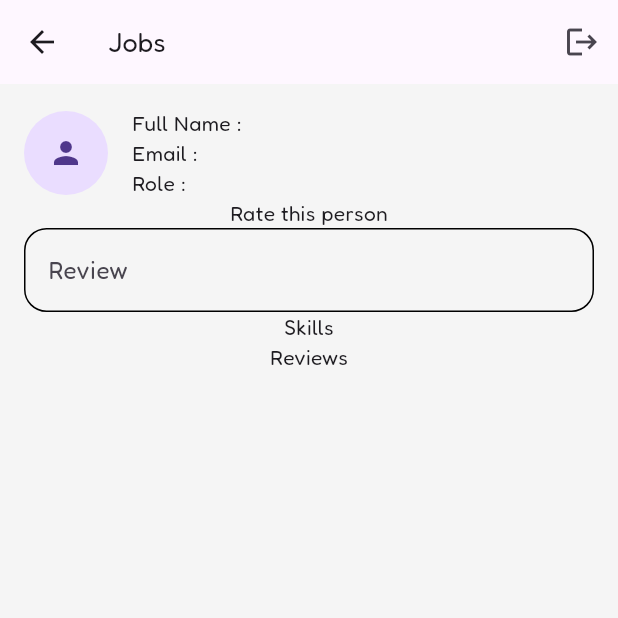
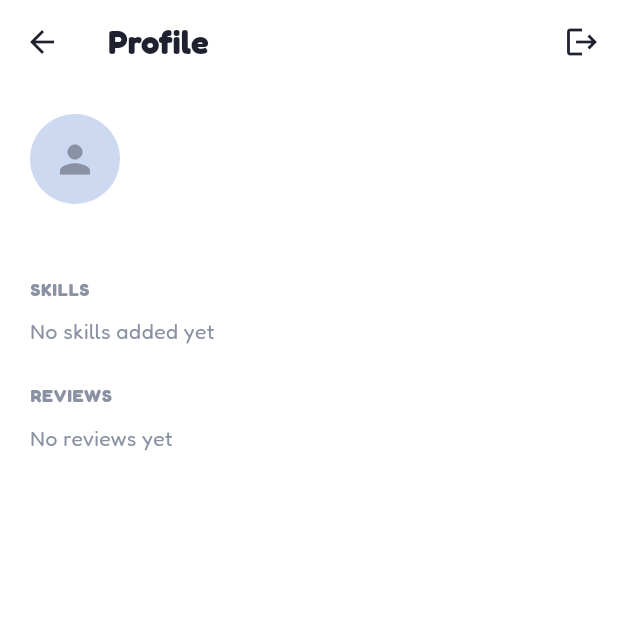
Before and after one commit to NatXiao/TafMatch, a Flutter app: the ProfileScreen screen opened directly, on a phone screen of 412 x 824 dp, the top half of it. Run offline on Flutter 3.47's test engine with Material 3 defaults, Android fonts, the phone set to English and light mode, and no system bars; our stand-ins replace cloud_firestore, firebase_auth, firebase_core, flutter_dotenv, image_picker; accounts and stored records are empty.

Commit message:
first profile page

```diff
--- a/lib/views/je_job_details_screen.dart
+++ b/lib/views/je_job_details_screen.dart
@@ -7,7 +7,7 @@ import 'package:taf_match/providers/auth_provider.dart';
 import 'package:taf_match/repositories/firestore_review_repository.dart';
 import 'package:taf_match/repositories/firestore_user_repository.dart';
 import 'package:taf_match/utils/theme.dart';
-import 'package:taf_match/views/about_screen.dart'; // ⬅️ pour "View profile"
+import 'package:taf_match/views/profile_screen.dart';
 
 String _shortDate(DateTime d) {
   const days = ['Mon', 'Tue', 'Wed', 'Thu', 'Fri', 'Sat', 'Sun'];
@@ -55,11 +55,11 @@ class _JobDetailScreenState extends State<JobDetailScreen> {
     );
   }
 
-  // Ouvre le profil de l'employeur (page About pour l'instant).
+  // TODO Ouvre le profil de l'employeur. ( profile de la personne connectée pour l'instant, pas celle de l'employeur sélectionné )
   void _openEmployerProfile() {
     Navigator.push(
       context,
-      MaterialPageRoute(builder: (_) => const AboutScreen()),
+      MaterialPageRoute(builder: (_) => const ProfileScreen()),
     );
   }
 
--- a/lib/views/je_main_screen.dart
+++ b/lib/views/je_main_screen.dart
@@ -1,8 +1,8 @@
 import 'package:flutter/material.dart';
 import 'package:taf_match/views/je_job_list_screen.dart';
 import 'package:taf_match/views/je_applications_screen.dart';
-import 'package:taf_match/views/about_screen.dart';
 import 'package:taf_match/utils/theme.dart';
+import 'package:taf_match/views/profile_screen.dart';
 
 /// Main screen for job seekers, with bottom navigation bar to switch between Jobs, Applications, and Profile.
 class JeMainScreen extends StatefulWidget {
@@ -19,7 +19,7 @@ class _JeMainScreenState extends State<JeMainScreen> {
   final _screens = const [
     JobListScreen(),
     ApplicationsScreen(),
-    AboutScreen(),
+    ProfileScreen(),
   ];
 
   @override
--- a/lib/views/jp_main_screen.dart
+++ b/lib/views/jp_main_screen.dart
@@ -1,7 +1,7 @@
 import 'package:flutter/material.dart';
 import 'package:taf_match/views/jp_my_posting_screen.dart';
-import 'package:taf_match/views/about_screen.dart';
 import 'package:taf_match/utils/theme.dart';
+import 'package:taf_match/views/profile_screen.dart';
 
 /// Main screen for job seekers, with bottom navigation bar to switch between Jobs, Applications, and Profile.
 class JpMainScreen extends StatefulWidget {
@@ -17,7 +17,7 @@ class _JpMainScreenState extends State<JpMainScreen> {
 
   final _screens = const [
     MyPostingsScreen(),
-    AboutScreen(),
+    ProfileScreen(),
   ];
 
   @override
--- a/lib/views/login_screen.dart
+++ b/lib/views/login_screen.dart
@@ -3,7 +3,6 @@ import 'package:provider/provider.dart';
 import 'package:taf_match/views/about_screen.dart';
 import 'package:taf_match/views/face_login_screen.dart';
 
-import 'package:taf_match/views/profile.dart';
 import 'package:taf_match/views/signup_screen.dart';
 import 'package:taf_match/utils/theme.dart'; // pour AppColors
 
--- a/lib/views/profile.dart
+++ /dev/null
@@ -1,193 +0,0 @@
-
-import 'package:flutter/material.dart';
-import 'package:flutter/widgets.dart';
-import 'package:provider/provider.dart';
-import 'package:taf_match/models/review_model.dart';
-import 'package:taf_match/models/user_model.dart';
-import 'package:taf_match/providers/auth_provider.dart';
-import 'package:taf_match/providers/review_provider.dart';
-import 'package:taf_match/providers/user_provider.dart';
-import 'package:taf_match/views/login_screen.dart';
-
-class ProfileScreen extends StatefulWidget {
-  @override
-  ProfileScreenState createState() => ProfileScreenState();
-
-}
-
-class ProfileScreenState extends State<ProfileScreen> {
-  final TextEditingController _reviewController = TextEditingController();
-  Future<Map<String, UserModel>>? _authorsFuture;
-  String _authorIdsKey = '';
-  String? _listeningTargetUserId;
-
-  @override
-  void didChangeDependencies() {
-    super.didChangeDependencies();
-    final user = Provider.of<UserProvider>(context).profile;
-    if (user != null && user.uid != _listeningTargetUserId) {
-      _listeningTargetUserId = user.uid;
-      Provider.of<ReviewProvider>(context, listen: false)
-          .listenToUserReviews(user.uid);
-    }
-  }
-
-  @override
-  void dispose() {
-    _reviewController.dispose();
-    super.dispose();
-  }
-
-  @override
-  Widget build(BuildContext context) {
-    final userProvider = Provider.of<UserProvider>(context);
-    final user = userProvider.profile;
-    final reviewProvider = Provider.of<ReviewProvider>(context);
-    final reviews = reviewProvider.reviews;
-    final authorIds = reviews.map((review) => review.authorId).toSet().toList();
-    final authorIdsKey = authorIds.join('|');
-    if (authorIdsKey != _authorIdsKey) {
-      _authorIdsKey = authorIdsKey;
-      _authorsFuture = userProvider.getUsersByIds(authorIds);
-    }
-
-  return Scaffold(
-      appBar: AppBar(
-        title: Text("Jobs"),
-        actions: [
-          IconButton(
-            icon: const Icon(Icons.logout),
-            onPressed: () {
-              Provider.of<AuthProvider>(context, listen: false).signOut();
-              Navigator.of(context).pushReplacement(
-                MaterialPageRoute(builder: (context) => const LoginScreen()),
-              );
-            },
-          ),
-        ],
-      ),
-
-      body: Padding(
-        padding: const EdgeInsets.all(16.0),
-        child: Form(
-          child: Column(
-            children: [
-              Row(
-                children: [
-                  CircleAvatar(
-                    radius: 28,
-                    backgroundImage: user?.profilePictureUrl.isNotEmpty == true
-                        ? NetworkImage(user!.profilePictureUrl)
-                        : null,
-                    child: user?.profilePictureUrl.isEmpty == true
-                        ? const Icon(Icons.person)
-                        : null,
-                  ),
-                const SizedBox(width: 16),
-                Column(
-                  crossAxisAlignment: CrossAxisAlignment.start,
-                  children: [
-                    Text(
-                      "Full Name : ${user?.fullName ?? ''}",
-                    ),
-                    Text(
-                      "Email : ${user?.email ?? ''}",
-                    ),
-                    Text(
-                      "Role : ${user?.role ?? ''}",
-                    ),
-                  ],
-                ),
-              ]),
-
-              Text(
-                "Rate this person",
-              ),
-              TextFormField(
-                controller: _reviewController,
-                decoration: InputDecoration(
-                  labelText: 'Review',
-                  focusedBorder: OutlineInputBorder(
-                    borderRadius: BorderRadius.circular(15.0),
-                    borderSide: BorderSide(
-                      color: Theme.of(context).colorScheme.primary,
-                      width: 2.0,
-                    ),
-                  ),
-                  enabledBorder: OutlineInputBorder(
-                    borderRadius: BorderRadius.circular(15.0),
-                    borderSide: BorderSide(
-                      color: Colors.black,
-                    ),
-                  ),
-                ),
-                validator: (value) {
-                  if (value == null || value.isEmpty) {
-                    return 'Please enter an review';
-                  }
-                  return null;
-                },
-              ),
-
-              Text(
-                "Skills",
-              ),
-
-              Text(
-                "Reviews",
-              ),
-              Expanded(
-                child: FutureBuilder<Map<String, UserModel>>(
-                  future: _authorsFuture,
-                  builder: (context, snapshot) {
-                    if (snapshot.connectionState == ConnectionState.waiting) {
-                      return const Center(child: CircularProgressIndicator());
-                    }
-                    if (snapshot.hasError) {
-                      return const Center(
-                          child: Text('Unable to load reviews'));
-                    }
-                    return ListView.builder(
-                      itemCount: reviews.length,
-                      itemBuilder: (context, index) {
-                        final review = reviews[index];
-                        return _buildUserCard(
-                          review,
-                          snapshot.data?[review.authorId],
-                        );
-                      },
-                    );
-                  },
-                ),
-              ),
-            ],
-          ),
-        ),
-      ),
-    );
-  }
-}
-
-Widget _buildUserCard(Review review, UserModel? reviewer) {
-  return Card(
-    child: ListTile(
-      title: Text(reviewer?.fullName ?? 'Unknown user'),
-      leading: CircleAvatar(
-        radius: 28,
-        backgroundImage: reviewer?.profilePictureUrl.isNotEmpty == true
-            ? NetworkImage(reviewer!.profilePictureUrl)
-            : null,
-        child: reviewer?.profilePictureUrl.isEmpty == true
-            ? const Icon(Icons.person)
-            : null,
-      ),
-      subtitle: Column(
-        crossAxisAlignment: CrossAxisAlignment.start,
-        children: [
-          Text('Rating: ${review.rating}'),
-          Text('Comment: ${review.comment}'),
-        ],
-      ),
-    ),
-  );
-}
--- /dev/null
+++ b/lib/views/profile_screen.dart
@@ -0,0 +1,439 @@
+import 'package:flutter/material.dart';
+import 'package:provider/provider.dart';
+import 'package:taf_match/models/review_model.dart';
+import 'package:taf_match/models/user_model.dart';
+import 'package:taf_match/providers/auth_provider.dart';
+import 'package:taf_match/providers/review_provider.dart';
+import 'package:taf_match/providers/user_provider.dart';
+import 'package:taf_match/utils/theme.dart';
+import 'package:taf_match/views/login_screen.dart';
+
+class ProfileScreen extends StatefulWidget {
+  const ProfileScreen({super.key});
+  @override
+  ProfileScreenState createState() => ProfileScreenState();
+}
+
+class ProfileScreenState extends State<ProfileScreen> {
+  final TextEditingController _reviewController = TextEditingController();
+  final _formKey = GlobalKey<FormState>();
+  bool _saving = false;
+  int _userRating = 0;
+
+  Future<Map<String, UserModel>>? _authorsFuture;
+  String _authorIdsKey = '';
+  String? _listeningTargetUserId;
+
+  Future<void> _publish() async {
+    if (_saving) return; // block re-entrant taps immediately, synchronously
+
+    if (_userRating == 0) {
+      ScaffoldMessenger.of(context).showSnackBar(
+        const SnackBar(content: Text('Please select a star rating')),
+      );
+      return;
+    }
+
+    final formState = _formKey.currentState;
+    if (formState == null || !formState.validate()) return;
+
+    setState(() => _saving = true);
+    final employerId = context.read<AuthProvider>().user?.uid ?? '';
+    final review = Review(
+      id: '',
+      authorId: employerId,
+      targetUserId: context.read<UserProvider>().profile?.uid ?? '',
+      rating: _userRating,
+      comment: _reviewController.text.trim(),
+    );
+    try {
+      await context.read<ReviewProvider>().addReview(review);
+      if (mounted) Navigator.pop(context);
+    } catch (e) {
+      if (mounted) {
+        setState(() => _saving = false);
+        ScaffoldMessenger.of(context)
+            .showSnackBar(SnackBar(content: Text('Could not publish: $e')));
+      }
+    }
+  }
+
+  @override
+  void didChangeDependencies() {
+    super.didChangeDependencies();
+    final user = Provider.of<UserProvider>(context).profile;
+    if (user != null && user.uid != _listeningTargetUserId) {
+      _listeningTargetUserId = user.uid;
+      Provider.of<ReviewProvider>(context, listen: false)
+          .listenToUserReviews(user.uid);
+    }
+  }
+
+  @override
+  void dispose() {
+    _reviewController.dispose();
+    super.dispose();
+  }
+
+  @override
+  Widget build(BuildContext context) {
+    final colors = Theme.of(context).extension<AppColors>()!;
+    final userProvider = Provider.of<UserProvider>(context);
+    final user = userProvider.profile;
+    final reviewProvider = Provider.of<ReviewProvider>(context);
+    final reviews = reviewProvider.reviews;
+    final authorIds = reviews.map((review) => review.authorId).toSet().toList();
+    final authorIdsKey = authorIds.join('|');
+
+    if (authorIdsKey != _authorIdsKey) {
+      _authorIdsKey = authorIdsKey;
+      _authorsFuture = userProvider.getUsersByIds(authorIds);
+    }
+
+    final isOwnProfile =
+        context.read<AuthProvider>().user?.uid == user?.uid;
+
+    final avgRating = reviews.isEmpty
+        ? 0.0
+        : reviews.map((r) => r.rating).reduce((a, b) => a + b) /
+            reviews.length;
+
+    // TODO: wire this to `user?.skills` once that field exists on UserModel.
+    final List<String> skills = <String>[];
+
+    return Scaffold(
+      backgroundColor: Colors.white,
+      appBar: AppBar(
+        backgroundColor: Colors.white,
+        elevation: 0,
+        foregroundColor: colors.text,
+        title: Text(
+          "Profile",
+          style: TextStyle(
+              fontSize: 22, fontWeight: FontWeight.w700, color: colors.text),
+        ),
+        actions: [
+          IconButton(
+            icon: const Icon(Icons.logout),
+            onPressed: () {
+              Provider.of<AuthProvider>(context, listen: false).signOut();
+              Navigator.of(context).pushReplacement(
+                MaterialPageRoute(builder: (context) => const LoginScreen()),
+              );
+            },
+          ),
+        ],
+      ),
+      body: SafeArea(
+        child: SingleChildScrollView(
+          padding: const EdgeInsets.all(20.0),
+          child: Form(
+            key: _formKey,
+            child: Column(
+              crossAxisAlignment: CrossAxisAlignment.start,
+              children: [
+                // --- Header -------------------------------------------------
+                Row(
+                  crossAxisAlignment: CrossAxisAlignment.start,
+                  children: [
+                    CircleAvatar(
+                      radius: 30,
+                      backgroundColor: colors.avatar,
+                      backgroundImage:
+                          user?.profilePictureUrl.isNotEmpty == true
+                              ? NetworkImage(user!.profilePictureUrl)
+                              : null,
+                      child: user?.profilePictureUrl.isEmpty != false
+                          ? Icon(Icons.person, color: colors.muted, size: 30)
+                          : null,
+                    ),
+                    const SizedBox(width: 16),
+                    Expanded(
+                      child: Column(
+                        crossAxisAlignment: CrossAxisAlignment.start,
+                        children: [
+                          Text(
+                            user?.fullName ?? '',
+                            style: TextStyle(
+                                fontSize: 20,
+                                fontWeight: FontWeight.w700,
+                                color: colors.text),
+                          ),
+                          const SizedBox(height: 2),
+                          Text(
+                            user?.role ?? '',
+                            style: TextStyle(fontSize: 14, color: colors.muted),
+                          ),
+                          const SizedBox(height: 6),
+                          if (reviews.isNotEmpty)
+                            Row(
+                              children: [
+                                Icon(Icons.star,
+                                    size: 16, color: colors.accent),
+                                const SizedBox(width: 4),
+                                Text(
+                                  avgRating.toStringAsFixed(1),
+                                  style: TextStyle(
+                                      fontWeight: FontWeight.w600,
+                                      color: colors.text),
+                                ),
+                                Text(
+                                  '  ·  ${reviews.length} review${reviews.length == 1 ? '' : 's'}',
+                                  style: TextStyle(color: colors.muted),
+                                ),
+                              ],
+                            ),
+                        ],
+                      ),
+                    ),
+                  ],
+                ),
+
+                const SizedBox(height: 24),
+
+                // --- Rate this person ---------------------------------------
+                if (!isOwnProfile)
+                  Container(
+                    width: double.infinity,
+                    padding: const EdgeInsets.all(16),
+                    decoration: BoxDecoration(
+                      color: colors.softAccent,
+                      borderRadius: BorderRadius.circular(16),
+                    ),
+                    child: Column(
+                      crossAxisAlignment: CrossAxisAlignment.start,
+                      children: [
+                        Text(
+                          "Rate this person",
+                          style: TextStyle(
+                              fontSize: 15,
+                              fontWeight: FontWeight.w700,
+                              color: colors.text),
+                        ),
+                        const SizedBox(height: 12),
+                        Row(
+                          children: List.generate(5, (i) {
+                            final filled = i < _userRating;
+                            return IconButton(
+                              padding: EdgeInsets.zero,
+                              constraints: const BoxConstraints(),
+                              iconSize: 30,
+                              onPressed: () =>
+                                  setState(() => _userRating = i + 1),
+                              icon: Icon(
+                                filled ? Icons.star : Icons.star_border,
+                                color: filled ? colors.accent : colors.muted,
+                              ),
+                            );
+                          }),
+                        ),
+                        const SizedBox(height: 12),
+                        _input(context, _reviewController,
+                            hint: 'Add a comment...', maxLines: 2,
+                            validator: (value) {
+                          if (value == null || value.isEmpty) {
+                            return 'Please enter a review';
+                          }
+                          return null;
+                        }),
+                        const SizedBox(height: 16),
+                        SizedBox(
+                          width: double.infinity,
+                          child: ElevatedButton(
+                            style: ElevatedButton.styleFrom(
+                              backgroundColor: colors.accent,
+                              padding:
+                                  const EdgeInsets.symmetric(vertical: 16),
+                              shape: RoundedRectangleBorder(
+                                borderRadius: BorderRadius.circular(28),
+                              ),
+                            ),
+                            onPressed: _saving ? null : _publish,
+                            child: _saving
+                                ? const SizedBox(
+                                    height: 20,
+                                    width: 20,
+                                    child: CircularProgressIndicator(
+                                        color: Colors.white, strokeWidth: 2),
+                                  )
+                                : const Text('Submit rating',
+                                    style: TextStyle(
+                                        fontWeight: FontWeight.w700)),
+                          ),
+                        ),
+                      ],
+                    ),
+                  ),
+
+                const SizedBox(height: 24),
+
+                // --- Skills --------------------------------------------------
+                Text(
+                  "SKILLS",
+                  style: TextStyle(
+                      fontSize: 12,
+                      fontWeight: FontWeight.w700,
+                      letterSpacing: 0.5,
+                      color: colors.muted),
+                ),
+                const SizedBox(height: 10),
+                if (skills.isEmpty)
+                  Text('No skills added yet',
+                      style: TextStyle(color: colors.muted))
+                else
+                  Wrap(
+                    spacing: 8,
+                    runSpacing: 8,
+                    children: skills
+                        .map((s) => Chip(
+                              label: Text(s,
+                                  style: TextStyle(color: colors.text)),
+                              backgroundColor: colors.softAccent,
+                              side: BorderSide.none,
+                            ))
+                        .toList(),
+                  ),
+
+                const SizedBox(height: 24),
+
+                // --- Reviews ---------------------------------------------------
+                Text(
+                  "REVIEWS",
+                  style: TextStyle(
+                      fontSize: 12,
+                      fontWeight: FontWeight.w700,
+                      letterSpacing: 0.5,
+                      color: colors.muted),
+                ),
+                const SizedBox(height: 10),
+                FutureBuilder<Map<String, UserModel>>(
+                  future: _authorsFuture,
+                  builder: (context, snapshot) {
+                    if (snapshot.connectionState == ConnectionState.waiting) {
+                      return const Padding(
+                        padding: EdgeInsets.symmetric(vertical: 24),
+                        child: Center(child: CircularProgressIndicator()),
+                      );
+                    }
+                    if (snapshot.hasError) {
+                      return const Text('Unable to load reviews');
+                    }
+                    if (reviews.isEmpty) {
+                      return Text('No reviews yet',
+                          style: TextStyle(color: colors.muted));
+                    }
+                    return Column(
+                      children: reviews
+                          .map((review) => _buildUserCard(
+                                colors,
+                                review,
+                                snapshot.data?[review.authorId],
+                              ))
+                          .toList(),
+                    );
+                  },
+                ),
+              ],
+            ),
+          ),
+        ),
+      ),
+    );
+  }
+}
+
+Widget _input(BuildContext context, TextEditingController c,
+    {String? hint,
+    int maxLines = 1,
+    TextInputType? keyboard,
+    bool readOnly = false,
+    VoidCallback? onTap,
+    String? Function(String?)? validator}) {
+  final colors = Theme.of(context).extension<AppColors>()!;
+  return TextFormField(
+    controller: c,
+    maxLines: maxLines,
+    keyboardType: keyboard,
+    readOnly: readOnly,
+    onTap: onTap,
+    validator: validator,
+    style: TextStyle(fontSize: 15, color: colors.text),
+    decoration: InputDecoration(
+      hintText: hint,
+      hintStyle: TextStyle(fontSize: 15, color: colors.muted),
+      filled: true,
+      fillColor: Colors.white,
+      contentPadding:
+          const EdgeInsets.symmetric(horizontal: 16, vertical: 14),
+      border: OutlineInputBorder(
+          borderRadius: BorderRadius.circular(14), borderSide: BorderSide.none),
+      enabledBorder: OutlineInputBorder(
+          borderRadius: BorderRadius.circular(14), borderSide: BorderSide.none),
+      focusedBorder: OutlineInputBorder(
+          borderRadius: BorderRadius.circular(14),
+          borderSide: BorderSide(color: colors.accent, width: 1.5)),
+    ),
+  );
+}
+
+Widget _buildUserCard(AppColors colors, Review review, UserModel? reviewer) {
+  return Container(
+    margin: const EdgeInsets.only(bottom: 12),
+    padding: const EdgeInsets.all(14),
+    decoration: BoxDecoration(
+      color: Colors.white,
+      borderRadius: BorderRadius.circular(16),
+      border: Border.all(color: colors.border),
+    ),
+    child: Row(
+      crossAxisAlignment: CrossAxisAlignment.start,
+      children: [
+        CircleAvatar(
+          radius: 20,
+          backgroundColor: colors.avatar,
+          backgroundImage: reviewer?.profilePictureUrl.isNotEmpty == true
+              ? NetworkImage(reviewer!.profilePictureUrl)
+              : null,
+          child: reviewer?.profilePictureUrl.isEmpty != false
+              ? Icon(Icons.person, color: colors.muted, size: 20)
+              : null,
+        ),
+        const SizedBox(width: 12),
+        Expanded(
+          child: Column(
+            crossAxisAlignment: CrossAxisAlignment.start,
+            children: [
+              Row(
+                mainAxisAlignment: MainAxisAlignment.spaceBetween,
+                children: [
+                  Expanded(
+                    child: Text(
+                      reviewer?.fullName ?? 'Unknown user',
+                      style: TextStyle(
+                          fontWeight: FontWeight.w700, color: colors.text),
+                    ),
+                  ),
+                  Row(
+                    children: List.generate(5, (i) {
+                      final filled = i < review.rating;
+                      return Icon(
+                        filled ? Icons.star : Icons.star_border,
+                        size: 16,
+                        color: filled ? colors.accent : colors.muted,
+                      );
+                    }),
+                  ),
+                ],
+              ),
+              const SizedBox(height: 6),
+              Text(
+                review.comment,
+                style: TextStyle(color: colors.muted),
+              ),
+            ],
+          ),
+        ),
+      ],
+    ),
+  );
+}
```
